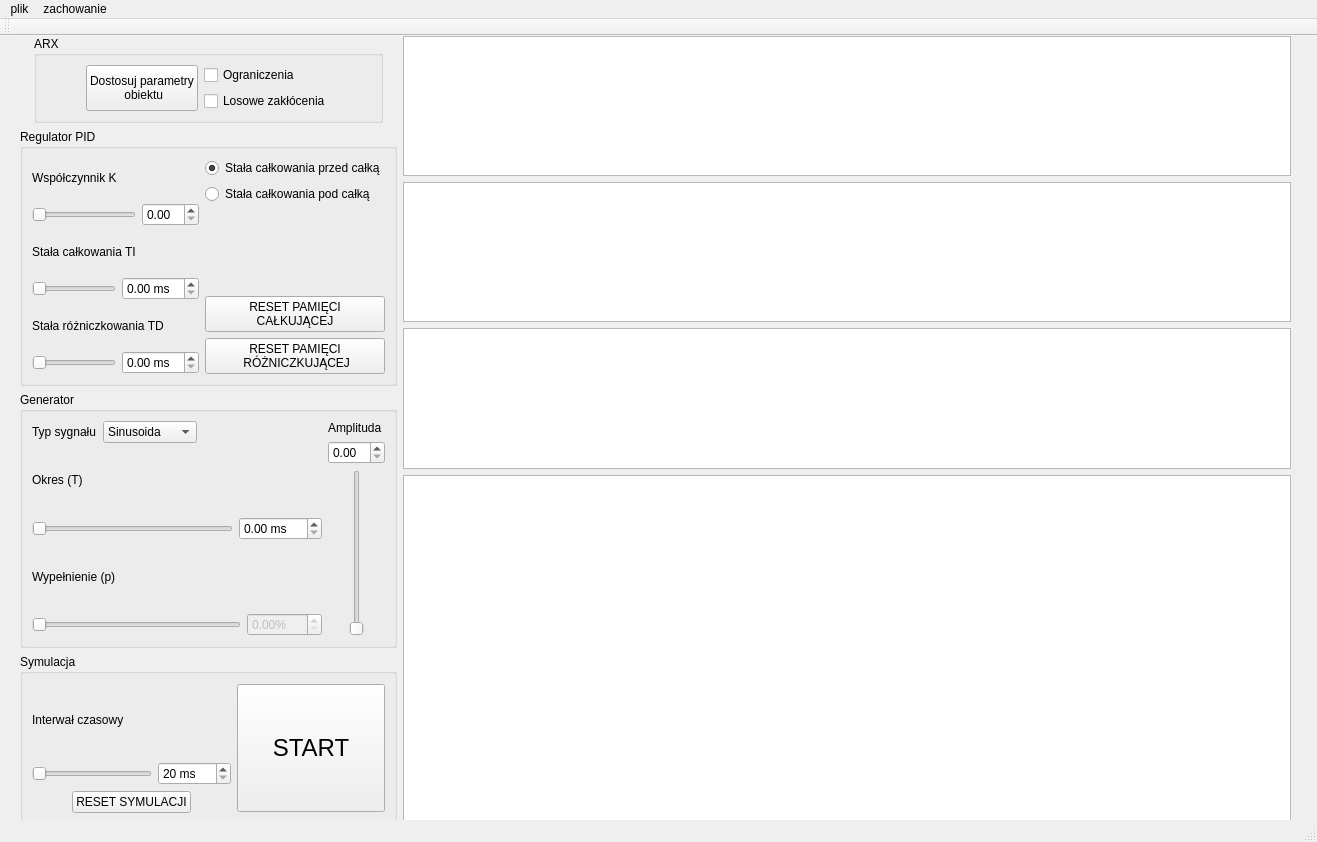
Before: the Qt Designer form mainwindow.ui in KamilWarczekIP/PK-Symulator_UAR, drawn with Qt 5.
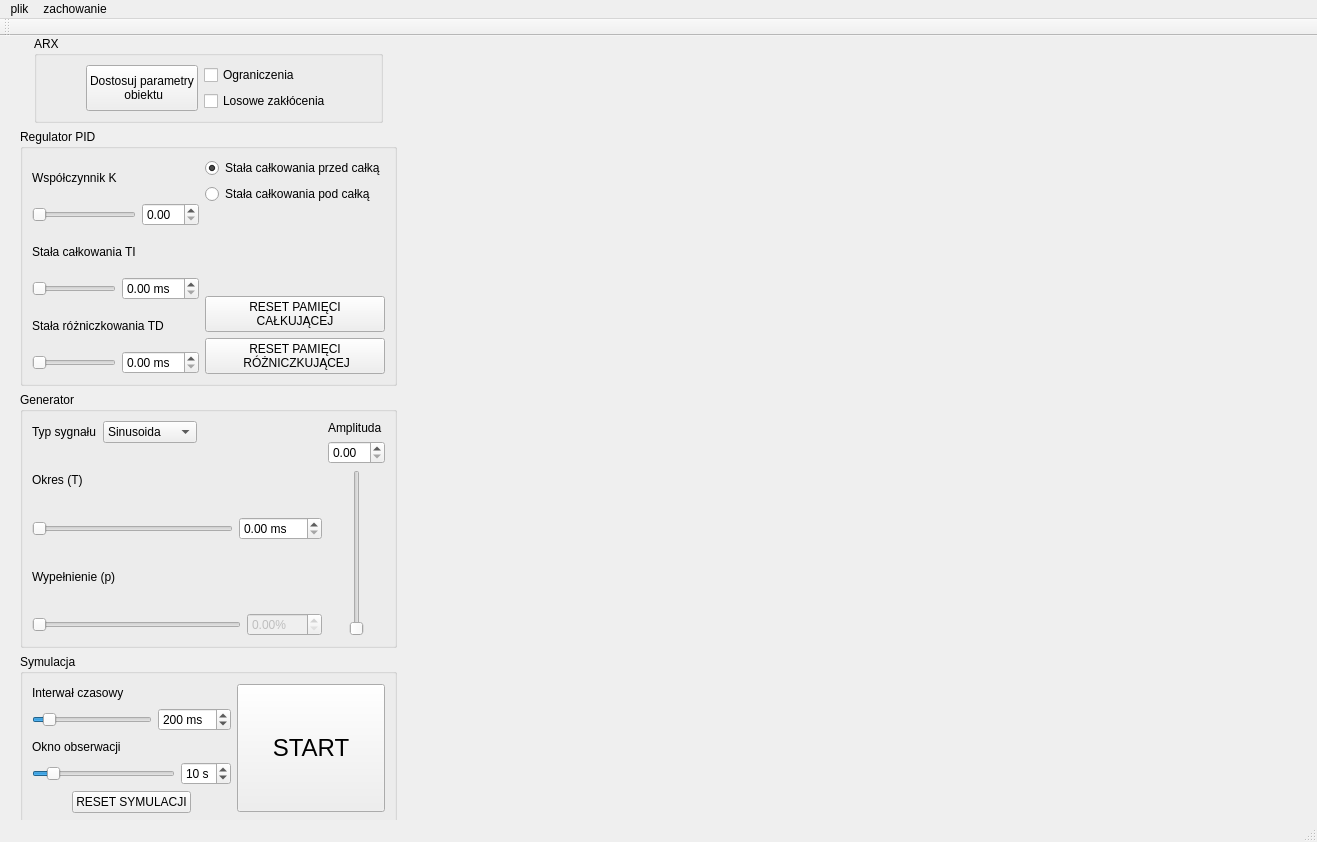
After: the same form once the commit is applied.

What changed in the file:
```diff
--- a/mainwindow.ui
+++ b/mainwindow.ui
@@ -458,6 +458,9 @@
                 <property name="maximum">
                  <number>2000</number>
                 </property>
+                <property name="value">
+                 <number>200</number>
+                </property>
                 <property name="orientation">
                  <enum>Qt::Horizontal</enum>
                 </property>
@@ -474,6 +477,52 @@
                 <property name="maximum">
                  <number>2000</number>
                 </property>
+                <property name="value">
+                 <number>200</number>
+                </property>
+               </widget>
+              </item>
+             </layout>
+            </item>
+            <item>
+             <widget class="QLabel" name="label_9">
+              <property name="text">
+               <string>Okno obserwacji</string>
+              </property>
+             </widget>
+            </item>
+            <item>
+             <layout class="QHBoxLayout" name="horizontalLayout_15">
+              <item>
+               <widget class="QSlider" name="horizontalSlider_symulacja_okno_obserwacji">
+                <property name="minimum">
+                 <number>5</number>
+                </property>
+                <property name="maximum">
+                 <number>50</number>
+                </property>
+                <property name="value">
+                 <number>10</number>
+                </property>
+                <property name="orientation">
+                 <enum>Qt::Horizontal</enum>
+                </property>
+               </widget>
+              </item>
+              <item>
+               <widget class="QSpinBox" name="spinBox_symulacja_okno_obserwacji">
+                <property name="suffix">
+                 <string> s</string>
+                </property>
+                <property name="minimum">
+                 <number>5</number>
+                </property>
+                <property name="maximum">
+                 <number>50</number>
+                </property>
+                <property name="value">
+                 <number>10</number>
+                </property>
                </widget>
               </item>
              </layout>
@@ -547,20 +596,7 @@
       </layout>
      </item>
      <item>
-      <layout class="QVBoxLayout" name="verticalLayout_wykresy" stretch="2,2,2,5">
-       <item>
-        <widget class="QGraphicsView" name="graphicsView_wartosc_zadana_i_regulowana"/>
-       </item>
-       <item>
-        <widget class="QGraphicsView" name="graphicsView_uchyb"/>
-       </item>
-       <item>
-        <widget class="QGraphicsView" name="graphicsView_sterowanie"/>
-       </item>
-       <item>
-        <widget class="QGraphicsView" name="graphicsView_wszystko"/>
-       </item>
-      </layout>
+      <layout class="QVBoxLayout" name="verticalLayout_wykresy" stretch=""/>
      </item>
     </layout>
    </widget>
```
Left out of the diff: 9 changed lines with no effect on the pictures.
